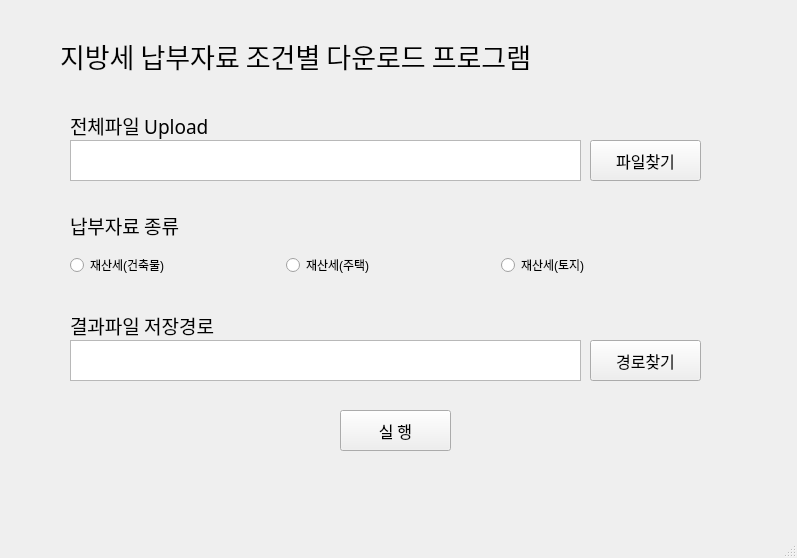
Qt form taxExcel.ui (ahrajokep/python240722) before a commit.
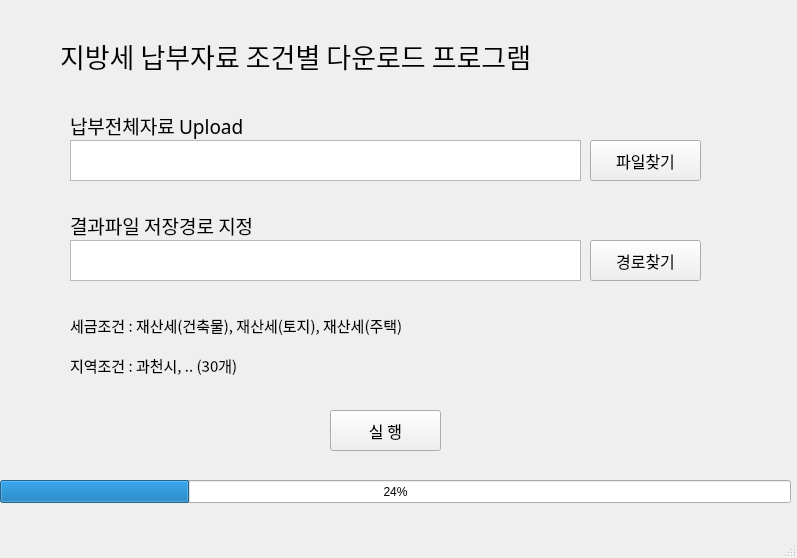
The same form after that commit.

What changed in the file:
```diff
--- a/taxExcel.ui
+++ b/taxExcel.ui
@@ -62,65 +62,10 @@
      </rect>
     </property>
    </widget>
-   <widget class="QWidget" name="horizontalLayoutWidget">
-    <property name="geometry">
-     <rect>
-      <x>70</x>
-      <y>240</y>
-      <width>641</width>
-      <height>51</height>
-     </rect>
-    </property>
-    <layout class="QHBoxLayout" name="horizontalLayout">
-     <item>
-      <widget class="QRadioButton" name="radioButton_2">
-       <property name="text">
-        <string>재산세(건축물)</string>
-       </property>
-      </widget>
-     </item>
-     <item>
-      <widget class="QRadioButton" name="radioButton">
-       <property name="text">
-        <string>재산세(주택)</string>
-       </property>
-      </widget>
-     </item>
-     <item>
-      <widget class="QRadioButton" name="radioButton_3">
-       <property name="text">
-        <string>재산세(토지)</string>
-       </property>
-      </widget>
-     </item>
-    </layout>
-   </widget>
-   <widget class="QLabel" name="label">
-    <property name="geometry">
-     <rect>
-      <x>70</x>
-      <y>210</y>
-      <width>211</width>
-      <height>31</height>
-     </rect>
-    </property>
-    <property name="font">
-     <font>
-      <family>맑은 고딕</family>
-      <pointsize>14</pointsize>
-      <weight>50</weight>
-      <bold>false</bold>
-      <underline>false</underline>
-     </font>
-    </property>
-    <property name="text">
-     <string>납부자료 종류</string>
-    </property>
-   </widget>
    <widget class="QPushButton" name="actButton">
     <property name="geometry">
      <rect>
-      <x>340</x>
+      <x>330</x>
       <y>410</y>
       <width>111</width>
       <height>41</height>
@@ -140,7 +85,7 @@
     <property name="geometry">
      <rect>
       <x>70</x>
-      <y>340</y>
+      <y>240</y>
       <width>511</width>
       <height>41</height>
      </rect>
@@ -150,8 +95,8 @@
     <property name="geometry">
      <rect>
       <x>70</x>
-      <y>310</y>
-      <width>211</width>
+      <y>210</y>
+      <width>261</width>
       <height>31</height>
      </rect>
     </property>
@@ -165,7 +110,7 @@
      </font>
     </property>
     <property name="text">
-     <string>결과파일 저장경로</string>
+     <string>결과파일 저장경로 지정</string>
     </property>
    </widget>
    <widget class="QLabel" name="label_3">
@@ -173,7 +118,7 @@
      <rect>
       <x>70</x>
       <y>110</y>
-      <width>211</width>
+      <width>231</width>
       <height>31</height>
      </rect>
     </property>
@@ -187,14 +132,14 @@
      </font>
     </property>
     <property name="text">
-     <string>전체파일 Upload</string>
+     <string>납부전체자료 Upload</string>
     </property>
    </widget>
    <widget class="QPushButton" name="findButton_2">
     <property name="geometry">
      <rect>
       <x>590</x>
-      <y>340</y>
+      <y>240</y>
       <width>111</width>
       <height>41</height>
      </rect>
@@ -209,6 +154,63 @@
      <string>경로찾기</string>
     </property>
    </widget>
+   <widget class="QLabel" name="label_4">
+    <property name="geometry">
+     <rect>
+      <x>70</x>
+      <y>310</y>
+      <width>631</width>
+      <height>31</height>
+     </rect>
+    </property>
+    <property name="font">
+     <font>
+      <family>맑은 고딕</family>
+      <pointsize>11</pointsize>
+      <weight>50</weight>
+      <bold>false</bold>
+      <underline>false</underline>
+     </font>
+    </property>
+    <property name="text">
+     <string>세금조건 : 재산세(건축물), 재산세(토지), 재산세(주택)</string>
+    </property>
+   </widget>
+   <widget class="QLabel" name="label_5">
+    <property name="geometry">
+     <rect>
+      <x>70</x>
+      <y>350</y>
+      <width>631</width>
+      <height>31</height>
+     </rect>
+    </property>
+    <property name="font">
+     <font>
+      <family>맑은 고딕</family>
+      <pointsize>11</pointsize>
+      <weight>50</weight>
+      <bold>false</bold>
+      <underline>false</underline>
+     </font>
+    </property>
+    <property name="text">
+     <string>지역조건 : 과천시, .. (30개)</string>
+    </property>
+   </widget>
+   <widget class="QProgressBar" name="progressBar">
+    <property name="geometry">
+     <rect>
+      <x>0</x>
+      <y>480</y>
+      <width>791</width>
+      <height>23</height>
+     </rect>
+    </property>
+    <property name="value">
+     <number>24</number>
+    </property>
+   </widget>
   </widget>
   <widget class="QMenuBar" name="menubar">
    <property name="geometry">
```
Left out of the diff: 65 changed lines with no effect on the pictures.
